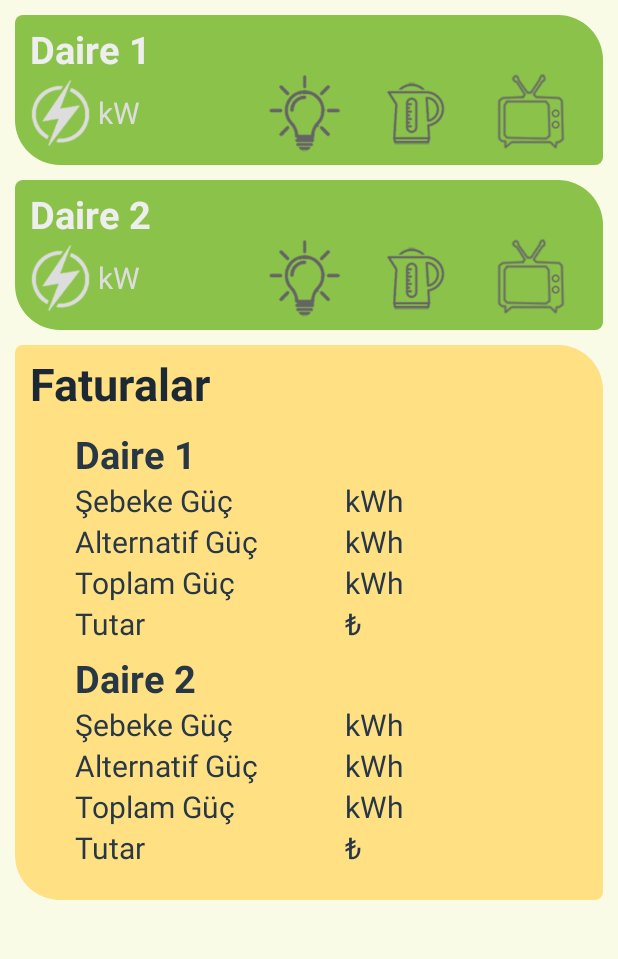
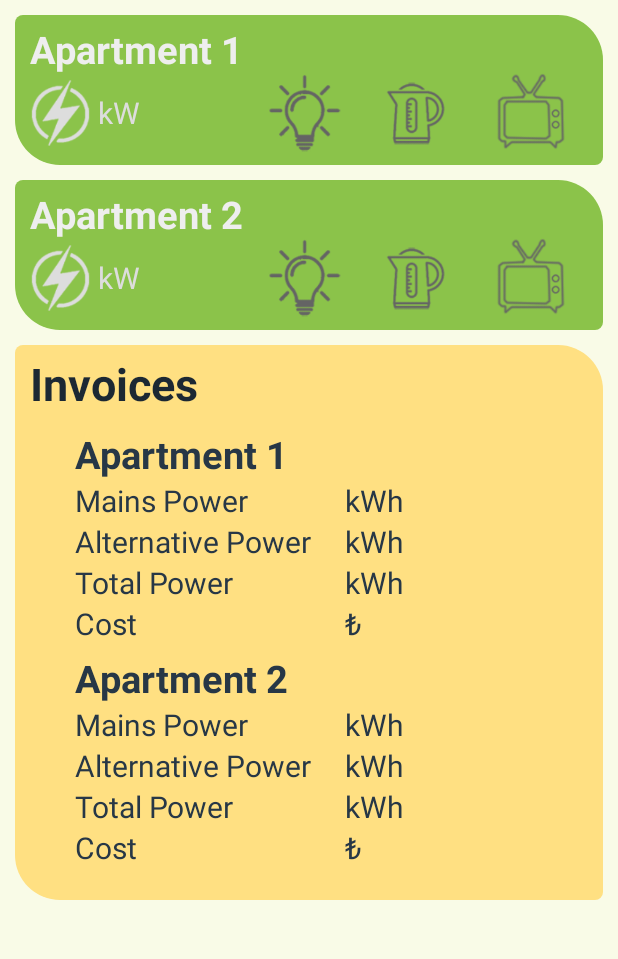
Before and after one commit to abilalguvenc/SmartGreen-AndroidApp, an Android app: the screen it shows after launch (MainActivity), on a phone screen of 412 x 824 dp, the part 75-1034 px from its top. Run offline under Robolectric (Android 15) with nearby library versions, the phone set to English and light mode, and no system bars.

Commit message:
English language and images
Translated app to english and added images

```diff
--- a/app/src/main/res/layout/activity_main.xml
+++ b/app/src/main/res/layout/activity_main.xml
@@ -119,7 +119,7 @@
                     android:background="@drawable/radius"
                     android:paddingLeft="10dp"
                     android:paddingTop="5dp"
-                    android:text="Daire 1"
+                    android:text="Apartment 1"
                     android:textColor="#eee"
                     android:textSize="25dp"
                     android:textStyle="bold" />
@@ -132,7 +132,7 @@
                     android:background="@drawable/radius"
                     android:paddingLeft="10dp"
                     android:paddingTop="5dp"
-                    android:text="Daire 2"
+                    android:text="Apartment 2"
                     android:textColor="#eee"
                     android:textSize="25dp"
                     android:textStyle="bold" />
@@ -145,7 +145,7 @@
                     android:background="@drawable/rad2"
                     android:paddingLeft="10dp"
                     android:paddingTop="5dp"
-                    android:text="Faturalar"
+                    android:text="Invoices"
                     android:textColor="#1C2833"
                     android:textSize="30dp"
                     android:textStyle="bold" />
@@ -286,7 +286,7 @@
                     android:layout_width="wrap_content"
                     android:layout_height="wrap_content"
                     android:layout_marginLeft="8dp"
-                    android:text="Daire 1"
+                    android:text="Apartment 1"
                     android:textColor="#273746"
                     android:textSize="25dp"
                     android:textStyle="bold" />
@@ -304,7 +304,7 @@
                         <TextView
                             android:layout_width="match_parent"
                             android:layout_height="wrap_content"
-                            android:text="Şebeke Güç"
+                            android:text="Mains Power"
                             android:textColor="#273746"
                             android:textSize="20dp" />
 
@@ -324,7 +324,7 @@
                         <TextView
                             android:layout_width="180dp"
                             android:layout_height="wrap_content"
-                            android:text="Alternatif Güç"
+                            android:text="Alternative Power"
                             android:textColor="#273746"
                             android:textSize="20dp" />
 
@@ -344,7 +344,7 @@
                         <TextView
                             android:layout_width="wrap_content"
                             android:layout_height="wrap_content"
-                            android:text="Toplam Güç"
+                            android:text="Total Power"
                             android:textColor="#273746"
                             android:textSize="20dp" />
 
@@ -364,7 +364,7 @@
                         <TextView
                             android:layout_width="wrap_content"
                             android:layout_height="wrap_content"
-                            android:text="Tutar"
+                            android:text="Cost"
                             android:textColor="#273746"
                             android:textSize="20dp" />
 
@@ -384,7 +384,7 @@
                     android:layout_height="wrap_content"
                     android:layout_marginLeft="8dp"
                     android:layout_marginTop="5dp"
-                    android:text="Daire 2"
+                    android:text="Apartment 2"
                     android:textColor="#273746"
                     android:textSize="25dp"
                     android:textStyle="bold" />
@@ -402,7 +402,7 @@
                         <TextView
                             android:layout_width="match_parent"
                             android:layout_height="wrap_content"
-                            android:text="Şebeke Güç"
+                            android:text="Mains Power"
                             android:textColor="#273746"
                             android:textSize="20dp" />
 
@@ -422,7 +422,7 @@
                         <TextView
                             android:layout_width="180dp"
                             android:layout_height="wrap_content"
-                            android:text="Alternatif Güç"
+                            android:text="Alternative Power"
                             android:textColor="#273746"
                             android:textSize="20dp" />
 
@@ -442,7 +442,7 @@
                         <TextView
                             android:layout_width="wrap_content"
                             android:layout_height="wrap_content"
-                            android:text="Toplam Güç"
+                            android:text="Total Power"
                             android:textColor="#273746"
                             android:textSize="20dp" />
 
@@ -462,7 +462,7 @@
                         <TextView
                             android:layout_width="wrap_content"
                             android:layout_height="wrap_content"
-                            android:text="Tutar"
+                            android:text="Cost"
                             android:textColor="#273746"
                             android:textSize="20dp" />
 
```
Also changed, not shown: 13 other files.
